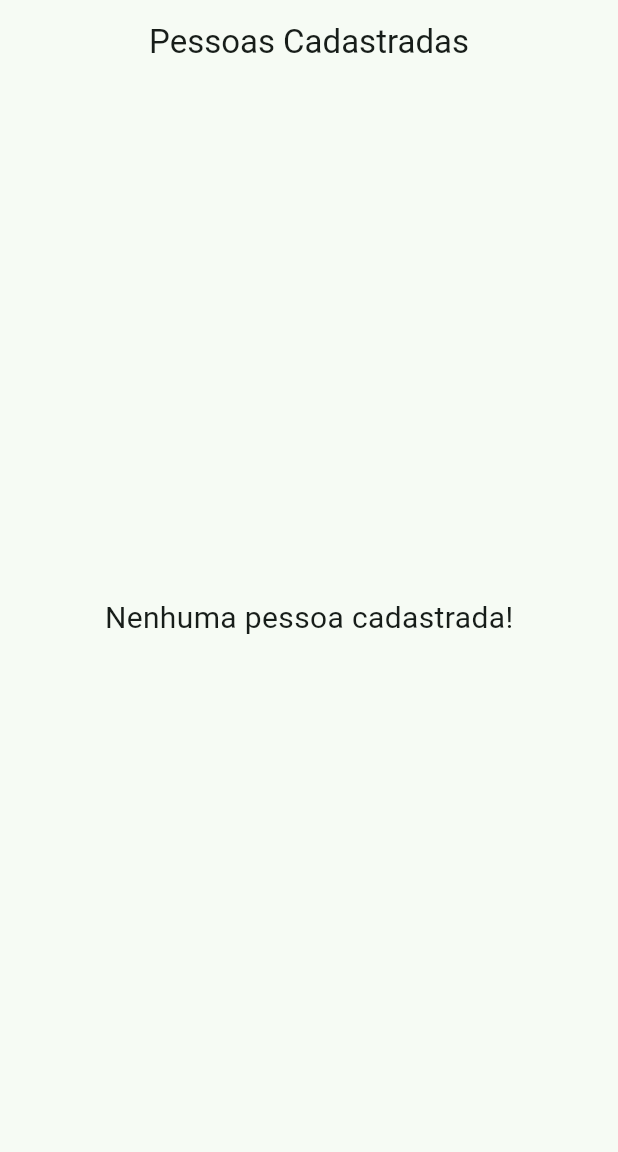
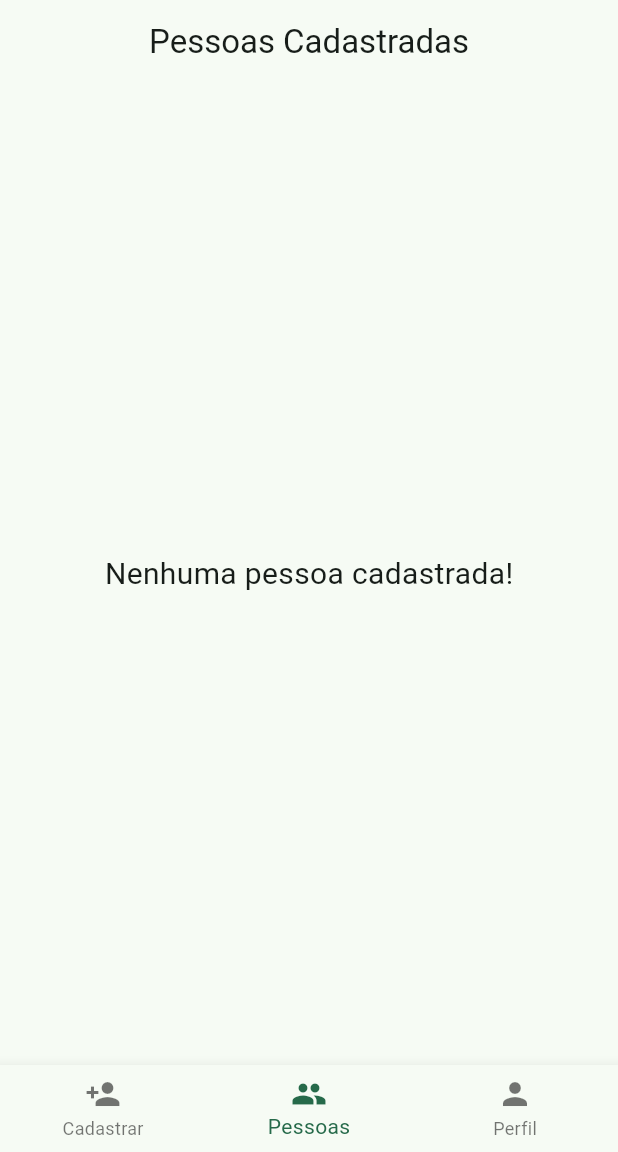
Before and after one commit to juliocmatias/bmi-flutter-app, a Flutter app: the MainPage screen opened directly, on a phone screen of 412 x 824 dp, the part 84-1236 px from its top. Run offline on Flutter 3.47's test engine with Material 3 defaults, Android fonts, the phone set to English and light mode, and no system bars; missing offline and left inert: lucid_validation.

```diff
--- a/lib/pages/main_page.dart
+++ b/lib/pages/main_page.dart
@@ -13,6 +13,7 @@ class MainPage extends StatefulWidget {
 
 class _MainPageState extends State<MainPage> {
   PageController pageController = PageController(initialPage: 1);
+  var currentPage = 1;
 
   @override
   Widget build(BuildContext context) {
@@ -41,14 +42,49 @@ class _MainPageState extends State<MainPage> {
             ],
           ),
         ),
-        body: PageView(
-          controller: pageController,
+        body: Column(
           children: [
-            PersonRegister(
-              pageController: pageController,
+            Expanded(
+              child: PageView(
+                onPageChanged: (index) {
+                  setState(() {
+                    currentPage = index;
+                  });
+                },
+                controller: pageController,
+                children: [
+                  PersonRegister(
+                    pageController: pageController,
+                  ),
+                  const MainPageView(),
+                  const Profile()
+                ],
+              ),
             ),
-            const MainPageView(),
-            const Profile()
+            BottomNavigationBar(
+              currentIndex: currentPage,
+              onTap: (index) {
+                pageController.animateToPage(
+                  index,
+                  duration: const Duration(milliseconds: 400),
+                  curve: Curves.easeIn,
+                );
+              },
+              items: const [
+                BottomNavigationBarItem(
+                  icon: Icon(Icons.person_add),
+                  label: 'Cadastrar',
+                ),
+                BottomNavigationBarItem(
+                  icon: Icon(Icons.people),
+                  label: 'Pessoas',
+                ),
+                BottomNavigationBarItem(
+                  icon: Icon(Icons.person),
+                  label: 'Perfil',
+                ),
+              ],
+            ),
           ],
         ),
       ),
```
